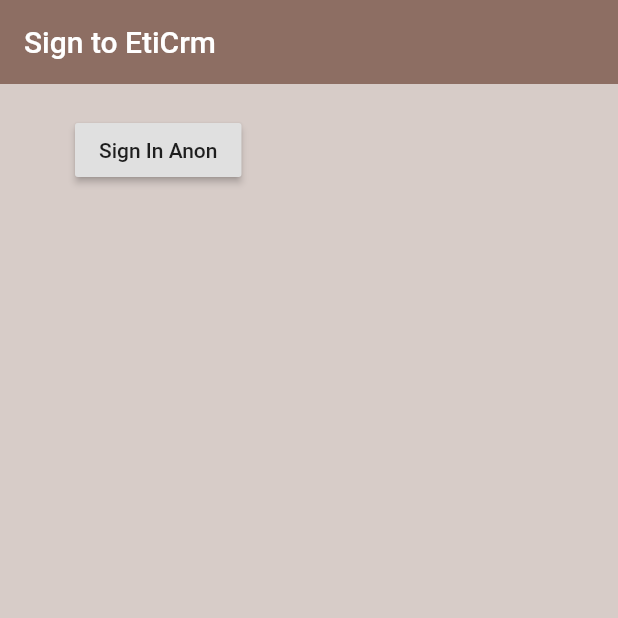
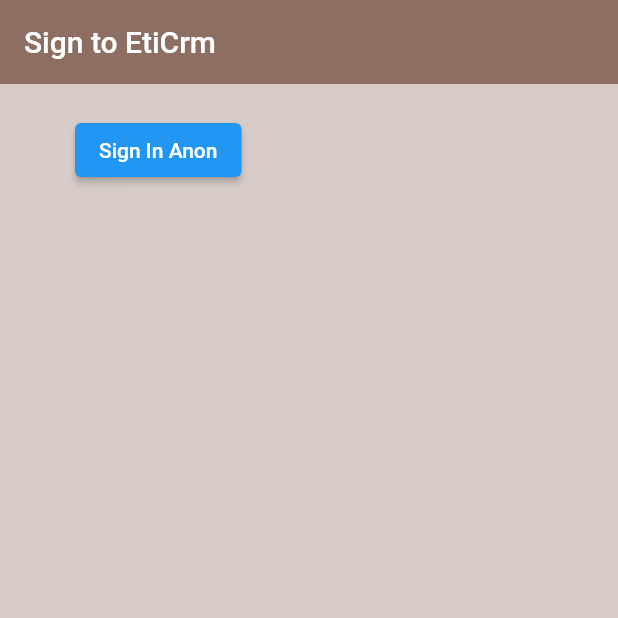
Before and after one commit to TimurKarev/eti_crm, a Flutter app: the screen it shows after launch, on a phone screen of 412 x 824 dp, the top half of it. Run offline on Flutter 3.47's test engine with Material 2 defaults, Android fonts, the phone set to English and light mode, and no system bars; our stand-ins replace firebase_auth; accounts and stored records are empty.

Commit message:
#9 ready

```diff
--- a/lib/main.dart
+++ b/lib/main.dart
@@ -1,5 +1,9 @@
+import 'package:eti_crm/models/user.dart';
 import 'package:eti_crm/screens/wrapper.dart';
+import 'package:eti_crm/services/auth.dart';
 import 'package:flutter/material.dart';
+import 'package:provider/provider.dart';
+import 'package:provider/provider.dart';
 
 void main() {
   runApp(MyApp());
@@ -9,7 +13,9 @@
   // This widget is the root of your application.
   @override
   Widget build(BuildContext context) {
-    return MaterialApp(
+    return StreamProvider<EtiUser>.value(
+        value: AuthService().user,
+        child: MaterialApp(
         title: 'Flutter Demo',
         theme: ThemeData(
           // This is the theme of your application.
@@ -24,6 +30,7 @@
           primarySwatch: Colors.blue,
         ),
         home: Wrapper(),
+      ),
     );
   }
 }
--- a/lib/screens/authenticate/sign_in.dart
+++ b/lib/screens/authenticate/sign_in.dart
@@ -23,11 +23,11 @@
       ),
       body: Container(
         padding: EdgeInsets.symmetric(vertical: 20.0, horizontal: 50.0),
-        child: RaisedButton(
+        child: ElevatedButton(
           child: Text('Sign In Anon'),
           onPressed: () async {
             dynamic result = await _auth.signInAnon();
-            print(result.uid);
+            //print(result.uid);
           },
         ),
       ),
--- a/lib/screens/wrapper.dart
+++ b/lib/screens/wrapper.dart
@@ -1,12 +1,22 @@
+import 'package:eti_crm/models/user.dart';
 import 'package:flutter/material.dart';
 
 import 'package:eti_crm/screens/home/home.dart';
+import 'package:provider/provider.dart';
 
 import 'authenticate/authenticate.dart';
 
 class Wrapper extends StatelessWidget {
   @override
   Widget build(BuildContext context) {
-    return Authenticate();
+
+    final user = Provider.of<EtiUser>(context);
+    print(user);
+
+    if (user == null) {
+      return Authenticate();
+    } else {
+      return Home();
+    }
   }
 }
--- a/pubspec.yaml
+++ b/pubspec.yaml
@@ -31,6 +31,7 @@
   firebase_auth: ^0.20.0+1
   cloud_firestore: ^0.16.0
   firebase_core: ^0.7.0
+  provider: ^4.3.3
 
 
 dev_dependencies:
```
Also changed, not shown: lib/screens/home/home.dart (+21 -1 lines), lib/services/auth.dart (+15 -5 lines), pubspec.lock. Lines whose indentation alone changed are shown as unchanged.
